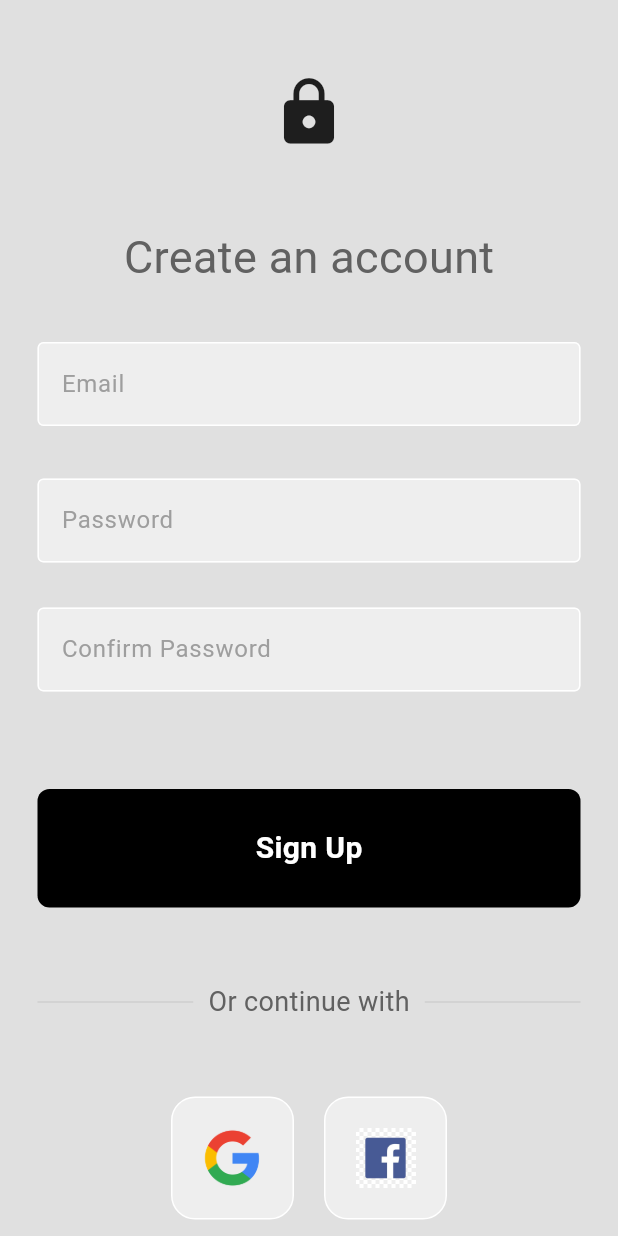
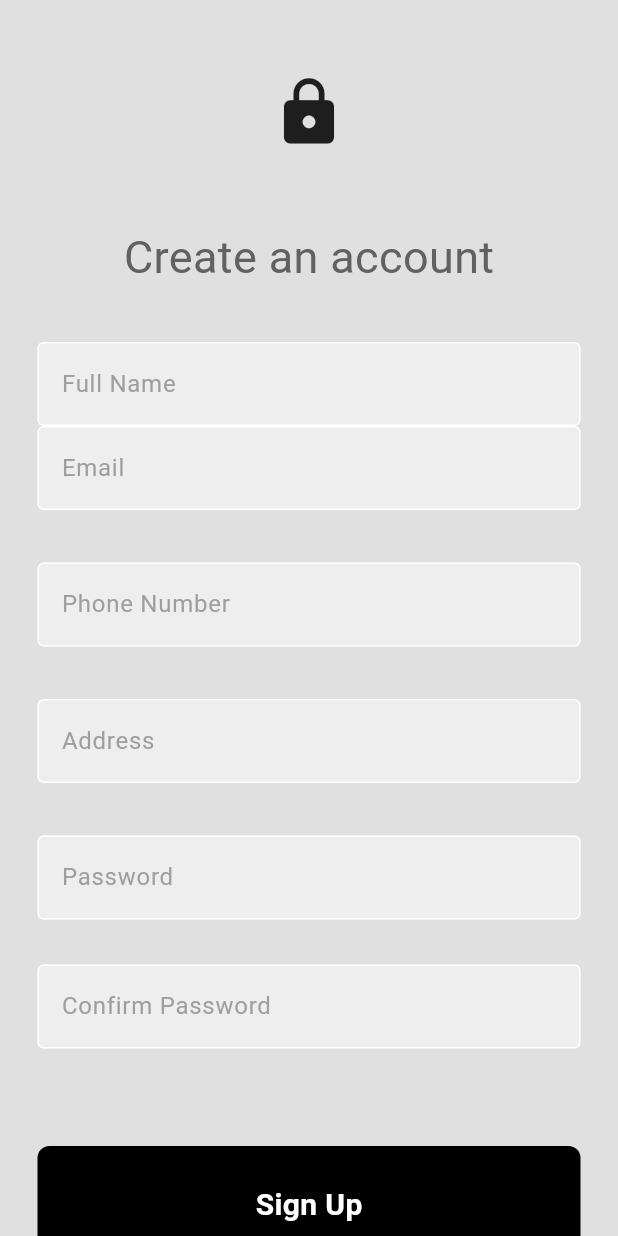
Before and after one commit to TAavash/AgeWell, a Flutter app: the RegisterPage screen opened directly with empty values, on a phone screen of 412 x 824 dp. Run offline on Flutter 3.47's test engine with Material 3 defaults, Android fonts, the phone set to English and light mode, and no system bars; our stand-ins replace cloud_firestore, firebase_auth, firebase_core, get, google_sign_in, permission_handler and 1 more; missing offline and left inert: heart_bpm; accounts and stored records are empty; network calls fail.

Commit message:
User detail stored in firestore

```diff
--- a/lib/main.dart
+++ b/lib/main.dart
@@ -37,9 +37,9 @@ class MyApp extends StatelessWidget {
       //   const Locale('es', ''), // Spanish
       //   const Locale('ne', ''), // Nepali
       // ],
-      theme: ThemeData(
-        scaffoldBackgroundColor: Colors.grey[100],
-      ),
+      theme: ThemeData(brightness: Brightness.light),
+      darkTheme: ThemeData(brightness: Brightness.dark),
+      themeMode: ThemeMode.light,
       // routes: {
       //   '/checkHeartRate': (context) => CheckHeartBeatRate(),
       // },
--- /dev/null
+++ b/lib/models/user_model.dart
@@ -0,0 +1,42 @@
+class UserModel {
+  final String? id;
+  final String fullName;
+  final String email;
+  final String phoneNo;
+  final String address;
+  final String
+      role; // This field will store roles like 'customer', 'caretaker', 'doctor'
+
+  // Constructor
+  const UserModel({
+    this.id,
+    required this.fullName,
+    required this.email,
+    required this.phoneNo,
+    required this.address,
+    this.role = 'customer', // Default to 'customer'
+  });
+
+  // Convert to JSON
+  Map<String, dynamic> toJson() {
+    return {
+      "FullName": fullName,
+      "Email": email,
+      "Phone": phoneNo,
+      "Address": address,
+      "Role": role,
+    };
+  }
+
+  // Convert from JSON
+  factory UserModel.fromJson(Map<String, dynamic> json) {
+    return UserModel(
+      id: json['id'],
+      fullName: json['FullName'],
+      email: json['Email'],
+      phoneNo: json['Phone'],
+      address: json['Address'],
+      role: json['Role'] ?? 'customer', // Default to 'customer'
+    );
+  }
+}
--- a/lib/pages/login_or_register.dart
+++ b/lib/pages/login_or_register.dart
@@ -1,6 +1,8 @@
 import 'package:flutter/material.dart';
-import 'package:project/pages/login_page.dart';
 import 'package:project/pages/register_page.dart';
+import 'login_page.dart';
+
+//import 'login_screen.dart';
 
 class LoginOrRegsiterPage extends StatefulWidget {
   const LoginOrRegsiterPage({super.key});
--- a/lib/pages/register_page.dart
+++ b/lib/pages/register_page.dart
@@ -1,8 +1,11 @@
 import 'package:firebase_auth/firebase_auth.dart';
 import 'package:flutter/material.dart';
+import 'package:project/pages/login_page.dart';
 import '../components/logo_box.dart';
 import '../components/my_button.dart';
 import '../components/my_textfield.dart';
+import '../models/user_model.dart';
+import '../services/user_service.dart';
 
 class RegisterPage extends StatefulWidget {
   final Function()? onTap;
@@ -20,9 +23,12 @@ class RegisterPage extends StatefulWidget {
 
 class _RegisterPageState extends State<RegisterPage> {
   // text editing conntroller
+  final fullNameController = TextEditingController();
   final emailController = TextEditingController();
   final passwordController = TextEditingController();
   final confirmPasswordController = TextEditingController();
+  final phoneNumberController = TextEditingController();
+  final addressController = TextEditingController();
 
   // sign user method
   void signUserUp() async {
@@ -52,15 +58,37 @@ class _RegisterPageState extends State<RegisterPage> {
       // Check if passwords match
       if (passwordController.text == confirmPasswordController.text) {
         // Create user with Firebase
-        await FirebaseAuth.instance.createUserWithEmailAndPassword(
-            email: emailController.text, password: passwordController.text);
+        UserCredential userCredential = await FirebaseAuth.instance
+            .createUserWithEmailAndPassword(
+                email: emailController.text, password: passwordController.text);
+
+        // After user is created, store additional data in Firestore
+        UserModel user = UserModel(
+          id: userCredential.user?.uid, // Get Firebase user ID
+          fullName: fullNameController.text,
+          email: emailController.text,
+          phoneNo: phoneNumberController.text,
+          address: addressController.text,
+        );
+
+        // Call the addUser method to save the user's details to Firestore
+        await UserService().addUser(user);
+
+        // Pop the loading dialog
+        Navigator.pop(context);
+
+        // Optionally navigate to a new screen or show a success message
+        Navigator.push(
+            context,
+            MaterialPageRoute(
+                builder: (context) => LoginPage(
+                    onTap: widget
+                        .onTap))); // Example: Navigate to Home page after registration
       } else {
         Navigator.pop(context); // Remove loading indicator
         showErrorMessage("Passwords don't match");
         return;
       }
-      Navigator.pop(
-          context); // Remove loading indicator after successful registration
     } on FirebaseAuthException catch (e) {
       Navigator.pop(context); // Remove loading indicator
       // Handle specific Firebase error codes
@@ -131,6 +159,12 @@ class _RegisterPageState extends State<RegisterPage> {
                 height: 35,
               ),
 
+              //name textfield
+              MyTextfield(
+                  controller: fullNameController,
+                  hintText: "Full Name",
+                  obscureText: false),
+
               //email textfield
               MyTextfield(
                 controller: emailController,
@@ -140,6 +174,27 @@ class _RegisterPageState extends State<RegisterPage> {
               const SizedBox(
                 height: 35,
               ),
+
+              //phone number
+              MyTextfield(
+                controller: phoneNumberController,
+                hintText: 'Phone Number',
+                obscureText: false,
+              ),
+              const SizedBox(
+                height: 35,
+              ),
+
+              //address
+              MyTextfield(
+                controller: addressController,
+                hintText: 'Address',
+                obscureText: false,
+              ),
+              const SizedBox(
+                height: 35,
+              ),
+
               //password textfield
               MyTextfield(
                 controller: passwordController,
--- a/pubspec.yaml
+++ b/pubspec.yaml
@@ -45,6 +45,8 @@ dependencies:
   flutter_localization: ^0.2.2
   google_nav_bar: ^5.0.7
   smooth_page_indicator: ^1.2.0+3
+  cloud_firestore: ^5.5.0
+  get: ^4.6.6
 
 dev_dependencies:
   flutter_test:
```
Also changed, not shown: lib/pages/admin_dashboard.dart (added, +14 -0 lines), lib/pages/home_page.dart (+11 -11 lines), lib/pages/user_profile.dart (+56 -22 lines), lib/services/user_service.dart (added, +66 -0 lines), pubspec.lock, 5 other files.
